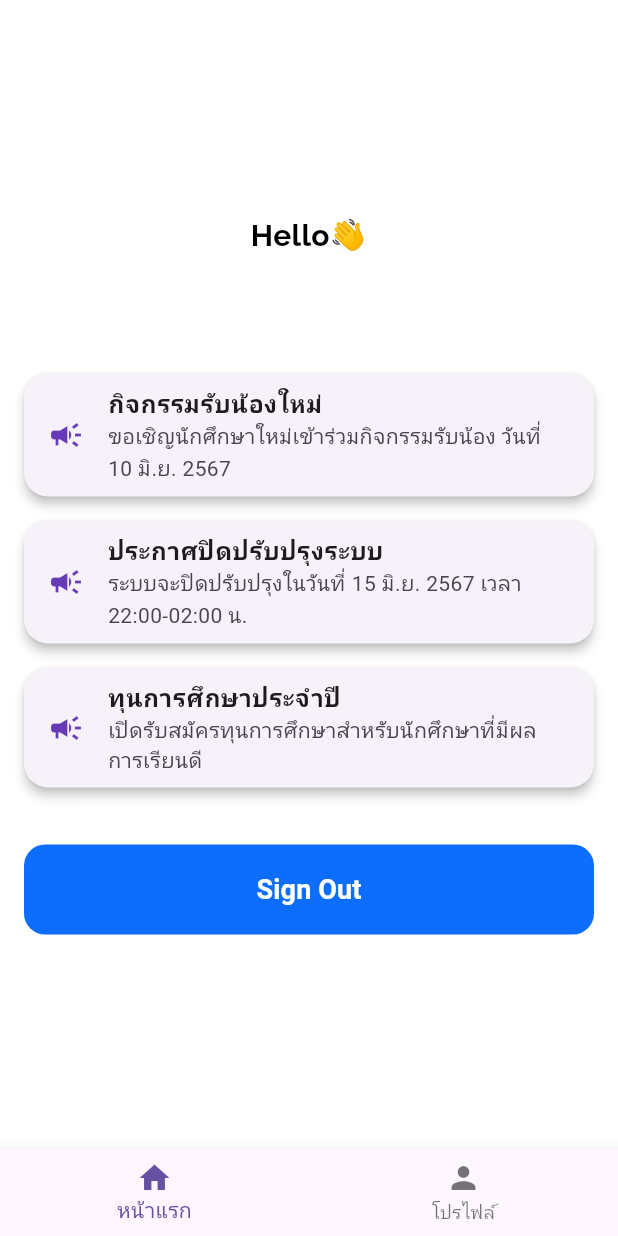
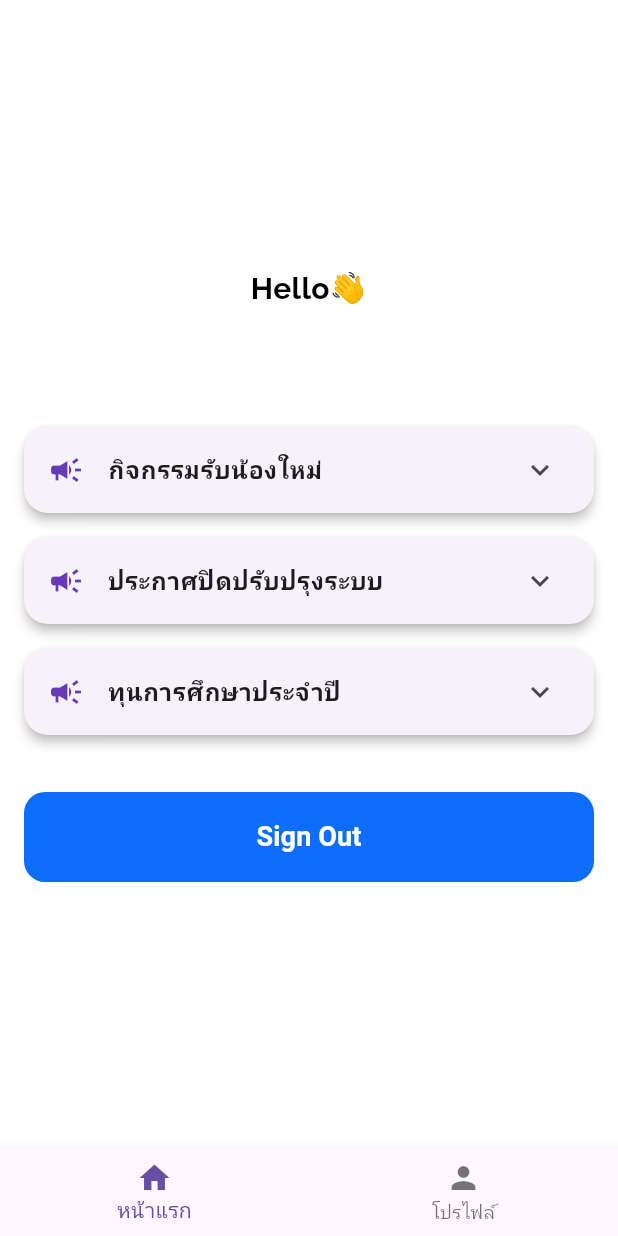
Before and after one commit to ilham575/campus_life_hub_project, a Flutter app: the Home screen opened directly, on a phone screen of 412 x 824 dp. Run offline on Flutter 3.47's test engine with Material 3 defaults, Android fonts, the phone set to English and light mode, and no system bars; our stand-ins replace firebase_auth, firebase_core, fluttertoast, google_fonts; accounts and stored records are empty.

Commit message:
fix card Announcement

```diff
--- a/lib/pages/home/home.dart
+++ b/lib/pages/home/home.dart
@@ -139,10 +139,15 @@ class NewsCardList extends StatelessWidget {
         shape: RoundedRectangleBorder(
           borderRadius: BorderRadius.circular(16),
         ),
-        child: ListTile(
+        child: ExpansionTile(
           leading: const Icon(Icons.campaign, color: Colors.deepPurple),
           title: Text(news['title'] ?? '', style: const TextStyle(fontWeight: FontWeight.bold)),
-          subtitle: Text(news['detail'] ?? ''),
+          children: [
+            Padding(
+              padding: const EdgeInsets.symmetric(horizontal: 16, vertical: 8),
+              child: Text(news['detail'] ?? ''),
+            ),
+          ],
         ),
       )).toList(),
     );
```
